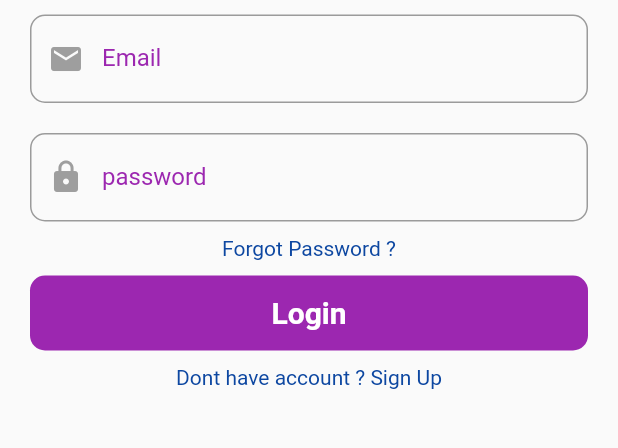
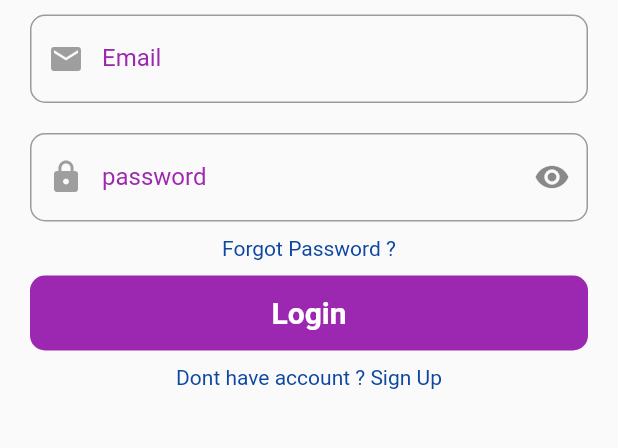
Before and after one commit to Zensung-Flutter/chat_app_zensung, a Flutter app: the screen it shows after launch, on a phone screen of 412 x 824 dp, the part 428-876 px from its top. Run offline on Flutter 3.47's test engine with Material 2 defaults, Android fonts, the phone set to English and light mode, and no system bars; our stand-ins replace firebase_auth, firebase_core; accounts and stored records are empty.

Commit message:
obscure password text

```diff
--- a/lib/screens/login_screen.dart
+++ b/lib/screens/login_screen.dart
@@ -4,15 +4,24 @@ import 'package:chat_app/widgets/custom_text_field_widget.dart';
 import 'package:flutter/material.dart';
 import 'package:flutter/src/widgets/framework.dart';
 
-class LoginScreen extends StatelessWidget {
+class LoginScreen extends StatefulWidget {
   LoginScreen({super.key});
 
+  @override
+  State<LoginScreen> createState() => _LoginScreenState();
+}
+
+class _LoginScreenState extends State<LoginScreen> {
   String emailId = '';
+
   String password = '';
+
+  bool isPasswordObscure = true;
 
   TextEditingController emailIdTextController = TextEditingController();
 
   TextEditingController passwordTextController = TextEditingController();
+
   @override
   Widget build(BuildContext context) {
     return Scaffold(
@@ -50,8 +59,27 @@ class LoginScreen extends StatelessWidget {
                   child: CustomTextFieldWidget(
                     labelText: 'password',
                     icon: Icons.lock,
-                    isObscure: true,
+                    isObscure: isPasswordObscure,
                     textEditingController: passwordTextController,
+                    iconButton: IconButton(
+                      icon: Icon(isPasswordObscure
+                          ? Icons.visibility
+                          : Icons.visibility_off),
+                      onPressed: () {
+                        setState(() {
+                          // Does the same as the bottom line
+
+                          // if (isPasswordObscure == true) {
+                          //   isPasswordObscure = false;
+                          // } else {
+                          //   isPasswordObscure = true;
+                          // }
+
+
+                          isPasswordObscure = !isPasswordObscure;
+                        });
+                      },
+                    ),
                   ),
                 ),
                 Text(
--- a/lib/widgets/custom_text_field_widget.dart
+++ b/lib/widgets/custom_text_field_widget.dart
@@ -7,12 +7,14 @@ class CustomTextFieldWidget extends StatelessWidget {
     required this.icon,
     this.isObscure,
     required this.textEditingController,
+    this.iconButton,
   }) : super(key: key);
 
   final TextEditingController textEditingController;
   final String labelText;
   final IconData icon;
   final bool? isObscure;
+  final IconButton? iconButton;
 
   @override
   Widget build(BuildContext context) {
@@ -20,6 +22,11 @@ class CustomTextFieldWidget extends StatelessWidget {
       controller: textEditingController,
       obscureText: isObscure ?? false,
       decoration: InputDecoration(
+        suffixIcon: iconButton ??
+            Container(
+              width: 0,
+              height: 0,
+            ),
         prefixIcon: Icon(icon, color: Colors.grey),
         border: OutlineInputBorder(
           borderSide: BorderSide(color: Colors.grey),
```
